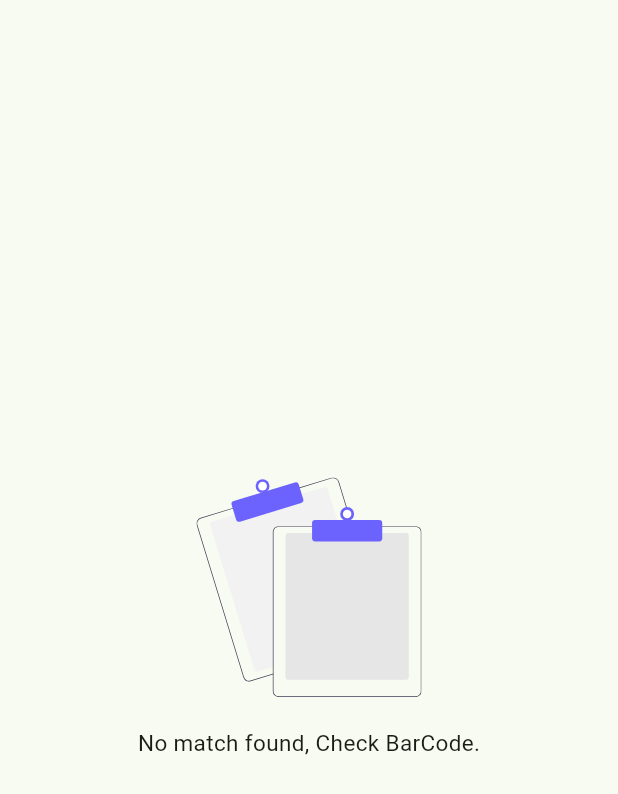
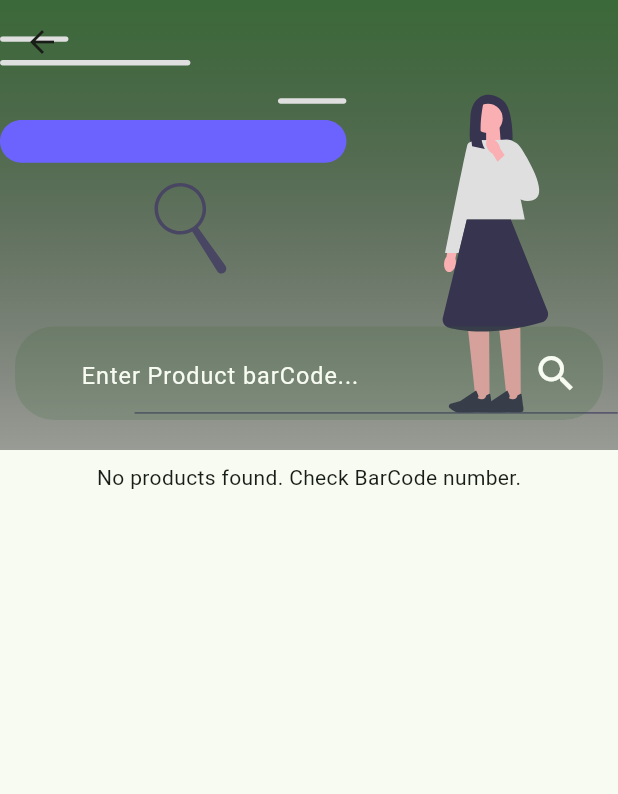
Before and after one commit to wantedbear007/Compass, a Flutter app: the SearchScreen screen opened directly, on a phone screen of 412 x 824 dp. Shown: the top 794 px of the screen. Run offline on Flutter 3.47's test engine with Material 3 defaults, Android fonts, the phone set to English and light mode, and no system bars; our stand-ins replace cached_network_image, flutter_form_builder, flutter_svg, get, loading_animation_widget, numberpicker and 1 more; missing offline and left inert: simple_barcode_scanner; accounts and stored records are empty; network calls fail.

Commit message:
search screen UI, fixes in verify screen.

```diff
--- a/lib/bindings/parent_binder.dart
+++ b/lib/bindings/parent_binder.dart
@@ -5,6 +5,7 @@ import 'package:compass/screens/landing/landing_screen_controller.dart';
 import 'package:compass/screens/login/login_screen_controller.dart';
 import 'package:compass/screens/register/register_product_controller.dart';
 import 'package:compass/screens/registeredProducts/registered_products_controller.dart';
+import 'package:compass/screens/search/search_screen_controller.dart';
 import 'package:compass/screens/verify/verify_product_controller.dart';
 import 'package:get/get.dart';
 
@@ -22,5 +23,7 @@ class ParentBinding extends Bindings {
     Get.lazyPut<HomeScreenController>(() => HomeScreenController());
     Get.lazyPut<VerifyProductController>(() => VerifyProductController());
     Get.lazyPut<ExpiredProductsController>(() => ExpiredProductsController());
+    Get.lazyPut<SearchScreenController>(() => SearchScreenController());
+
   }
 }
--- a/lib/screens/search/search_screen.dart
+++ b/lib/screens/search/search_screen.dart
@@ -1,34 +1,153 @@
 import 'package:compass/models/product_model.dart';
 import 'package:compass/screens/search/search_screen_controller.dart';
+import 'package:compass/widgets/loading_widget.dart';
+import 'package:compass/widgets/server_error_widget.dart';
 import 'package:compass/widgets/small_product_card.dart';
+import 'package:compass/widgets/text_input.dart';
+import 'package:flutter/cupertino.dart';
 import 'package:flutter/material.dart';
 import 'package:flutter_svg/flutter_svg.dart';
 import 'package:get/get.dart';
 
-class SearchScreen extends StatelessWidget {
+class SearchScreen extends StatefulWidget {
   const SearchScreen({super.key});
 
+  @override
+  State<SearchScreen> createState() => _SearchScreenState();
+}
+
+class _SearchScreenState extends State<SearchScreen> {
   @override
   Widget build(BuildContext context) {
     // GETX controller
     SearchScreenController searchScreenController =
         Get.put(SearchScreenController());
 
+    SearchScreenController controller = Get.put(SearchScreenController());
+
     return Scaffold(
       body: Center(
         child: FutureBuilder<List<ProductModel>>(
-          future: searchScreenController.searchProducts("6949639100016"),
+          future: searchScreenController.searchProducts(),
           builder: (context, snapshot) {
             if (snapshot.connectionState == ConnectionState.waiting) {
               return CircularProgressIndicator();
             } else if (snapshot.hasError) {
-              return Center(
-                child: Text("Internal error occurred, Try again later."),
-              );
+              return const CustomErrorWidget(
+                  assetName: "server.svg",
+                  subtitle:
+                      "Oops, Seems like server is busy, Try again later.");
             } else {
               final res = snapshot.data;
 
-              if (res!.length <= 0) {
+              return CustomScrollView(
+                slivers: <Widget>[
+                  SliverAppBar(
+                    pinned: true,
+                    // pinned: _pinned,
+                    // snap: _snap,
+                    floating: true,
+                    expandedHeight: 300.0,
+                    flexibleSpace: FlexibleSpaceBar(
+                      // centerTitle: true,
+                      titlePadding:
+                          EdgeInsets.symmetric(horizontal: 10, vertical: 20),
+                      expandedTitleScale: 1.3,
+                      // title: Text("hello"),
+                      title: TextField(
+                        keyboardType: TextInputType.number,
+                        controller: controller.barCodeController,
+                        decoration: InputDecoration(
+                          fillColor:
+                              Theme.of(context).primaryColor.withAlpha(50),
+                          labelStyle: TextStyle(
+                              fontSize: 10,
+                              color:
+                                  Theme.of(context).cardColor.withAlpha(100)),
+                          hintStyle: TextStyle(
+                              fontSize: 12, color: Theme.of(context).cardColor),
+                          contentPadding:
+                              EdgeInsets.symmetric(horizontal: 30, vertical: 3),
+
+                          hintText: "Enter Product barCode...",
+
+                          filled: true,
+
+                          border: const OutlineInputBorder(
+                            borderSide: BorderSide.none,
+                            borderRadius: BorderRadius.all(
+                              Radius.circular(20),
+                            ),
+                          ),
+                          // border: InputBorder.none,
+                          suffixIcon: IconButton(
+                            onPressed: () async {
+                              await controller.searchProducts();
+                              setState(() {});
+                            },
+                            icon: Icon(
+                              Icons.search,
+                              color: Theme.of(context).cardColor,
+                            ),
+                          ),
+                          // fillColor: Theme.of(context).colorScheme.secondaryContainer,
+                          // hintStyle: const TextStyle(fontSize: 12),
+                        ),
+                      ),
+                      //                     title: SizedBox(
+                      // height: 100,
+                      //                       child: TextInputField(textController: controller,
+                      //                           hintText: "Seach",
+                      //                           inputLabelText: "dfgdf",
+                      //                           textInputType: TextInputType.text),
+                      //                     ),
+
+                      background: Container(
+                        // child: Text("hell9"),
+                        child: SvgPicture.asset("assets/search2.svg"),
+
+                        decoration: BoxDecoration(
+                            gradient: LinearGradient(
+                                begin: Alignment.topCenter,
+                                end: Alignment.bottomCenter,
+                                colors: [
+                              Theme.of(context).primaryColor,
+                              Theme.of(context).disabledColor
+                            ])),
+                      ),
+                    ),
+                  ),
+                  SliverToBoxAdapter(
+                    child: Center(
+                      child: Padding(
+                        padding: const EdgeInsets.all(8.0),
+                        child: SizedBox(
+                            height: 40,
+                            child: res?.length == 0
+                                ? Text("No products found. Check BarCode number.")
+                                : Text("")
+                            // child: Center(
+                            //   child: Text(searchScreenController.statusText.value),
+                            // ),
+                            ),
+                      ),
+                    ),
+                  ),
+                  SliverList(
+                    delegate: SliverChildBuilderDelegate(
+                      (BuildContext context, int index) {
+                        final products = res?[index];
+
+                        if (res == null) {
+                          return const Text(
+                              "Failed to get product, Try again.");
+                        }
+
+                        // if (controller.loading.value == true) {
+                        //   return LoadingWidget();
+                        // }
+
+                        if (res.isEmpty) {
                           return Column(
                             mainAxisAlignment: MainAxisAlignment.center,
                             children: [
@@ -41,64 +160,26 @@ class SearchScreen extends StatelessWidget {
                               ),
                               const Text(
                                 "No match found, Check BarCode.",
-                      style:
-                          TextStyle( fontSize: 15),
+                                style: TextStyle(fontSize: 15),
                               ),
                             ],
                           );
                         }
-              return ListView.builder(
-                  itemCount: res.length,
-                  itemBuilder: (context, index) {
-                    final products = res[index];
-                    // return Text("hello");
-                    return SmallProductCard(imageUrl: products.imageUrl ?? "https://images.rawpixel.com/image_400/cHJpdmF0ZS9sci9pbWFnZXMvd2Vic2l0ZS8yMDIyLTA3L2pvYjk1NS0wNjMteC5qcGc.jpg", productName: products.name ?? "NA", barCode: products.barCodeId ?? "NA");
-                  });
+                        return SmallProductCard(
+                            imageUrl: products?.imageUrl ??
+                                "https://images.rawpixel.com/image_400/cHJpdmF0ZS9sci9pbWFnZXMvd2Vic2l0ZS8yMDIyLTA3L2pvYjk1NS0wNjMteC5qcGc.jpg",
+                            productName: products?.name ?? "NA",
+                            barCode: products?.barCodeId ?? "NA");
+                      },
+                      childCount: res?.length,
+                    ),
+                  ),
+                ],
+              );
             }
           },
         ),
       ),
     );
-
-    // return Scaffold(
-    //   body: CustomScrollView(
-    //     slivers: <Widget>[
-    //       SliverAppBar(
-    //         pinned: true,
-    //         // pinned: _pinned,
-    //         // snap: _snap,
-    //         // floating: _floating,
-    //         expandedHeight: 160.0,
-    //         flexibleSpace: const FlexibleSpaceBar(
-    //           title: Text('SliverAppBar'),
-    //           background: FlutterLogo(),
-    //         ),
-    //       ),
-    //       const SliverToBoxAdapter(
-    //         child: SizedBox(
-    //           height: 20,
-    //           child: Center(
-    //             child: Text('Scroll to see the SliverAppBar in effect.'),
-    //           ),
-    //         ),
-    //       ),
-    //       SliverList(
-    //         delegate: SliverChildBuilderDelegate(
-    //           (BuildContext context, int index) {
-    //             return Container(
-    //               color: index.isOdd ? Colors.white : Colors.black12,
-    //               height: 100.0,
-    //               child: Center(
-    //                 child:
-    //                     Text('$index', textScaler: const TextScaler.linear(5)),
-    //               ),
-    //             );
-    //           },
-    //           childCount: 20,
-    //         ),
-    //       ),
-    //     ],
-    //   ),
-    // );
   }
 }
```
Also changed, not shown: lib/screens/product_preview/product_preview_screen.dart (+7 -7 lines), lib/screens/search/search_screen_controller.dart (+18 -6 lines), lib/widgets/loading_widget.dart (added, +20 -0 lines), lib/widgets/product_detail.dart (+11 -2 lines), lib/widgets/server_error_widget.dart (added, +24 -0 lines), assets/loading.svg (added), assets/search2.svg (added), assets/server.svg (added). Lines whose indentation alone changed are shown as unchanged.
